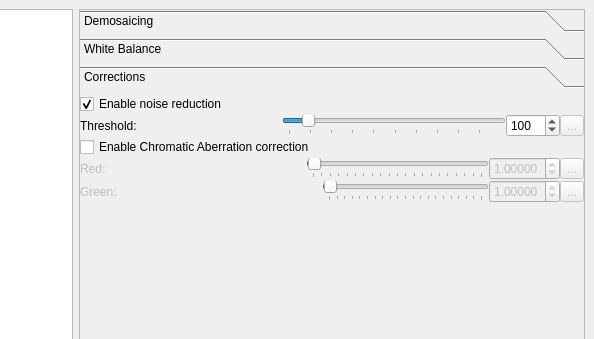
First picture: the form in forms/PreferencesDialog.ui, repository LuminanceHDR/LuminanceHDR, before the edit; both pictures show x 106 to 700 and y 0 to 339 of the 700 by 570 pixel window.
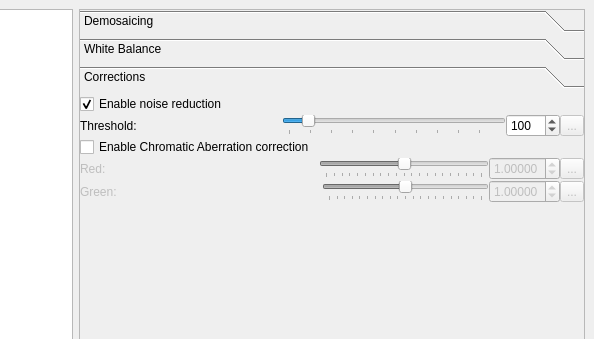
Second picture: the form after the edit. The open tabs and pages were chosen to show the change. Icons and pictures are not drawn.

Commit message:
RawConversion GUI implementation
further implementation, some things to do such as restore default values in GUI

What changed in the file:
```diff
--- a/forms/PreferencesDialog.ui
+++ b/forms/PreferencesDialog.ui
@@ -1646,7 +1646,7 @@
                     <bool>false</bool>
                    </property>
                    <property name="text">
-                    <string>Red:</string>
+                    <string>Red:    </string>
                    </property>
                   </widget>
                  </item>
@@ -1678,7 +1678,7 @@
                     <number>1</number>
                    </property>
                    <property name="value">
-                    <number>1</number>
+                    <number>100</number>
                    </property>
                    <property name="orientation">
                     <enum>Qt::Horizontal</enum>
@@ -1686,6 +1686,9 @@
                    <property name="tickPosition">
                     <enum>QSlider::TicksBelow</enum>
                    </property>
+                   <property name="tickInterval">
+                    <number>0</number>
+                   </property>
                   </widget>
                  </item>
                  <item>
@@ -1763,7 +1766,7 @@
                     <number>200</number>
                    </property>
                    <property name="value">
-                    <number>1</number>
+                    <number>100</number>
                    </property>
                    <property name="orientation">
                     <enum>Qt::Horizontal</enum>
```
Left out of the diff: 19 changed lines with no effect on the pictures. The commit also changes 6 other files.
